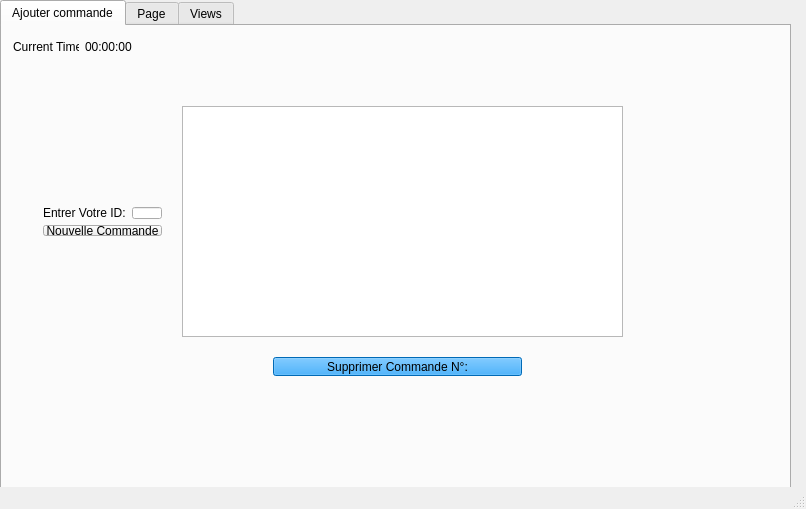
First picture: the form in Atelier_CRUD/mainwindow.ui, repository nefissaKhiari/Smart_Restaurant_2A19, before the edit.
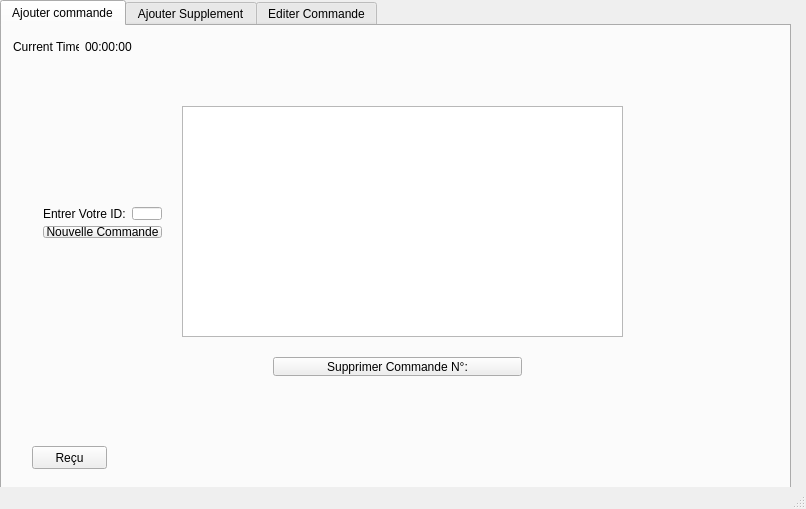
Second picture: the form after the edit. The open tabs and pages were chosen to show the change. Icons and pictures are not drawn.

Diff of the .ui file:
```diff
--- a/Atelier_CRUD/mainwindow.ui
+++ b/Atelier_CRUD/mainwindow.ui
@@ -64,17 +64,7 @@
           <string extracomment="Cliquez pour supprimer"/>
          </property>
          <property name="styleSheet">
-          <string notr="true">QPushButton {
-background-color:#0094ff;
-font: 8pt &quot;MS Shell Dlg 2&quot;;
-
-}
-QPushButton:hover
-{background-color: rgb(70, 144, 255);
-color :white;
-
-
-}</string>
+          <string notr="true"/>
          </property>
          <property name="text">
           <string>Supprimer Commande N°:</string>
@@ -174,13 +164,13 @@
        </item>
       </layout>
      </widget>
-     <widget class="QWidget" name="">
+     <widget class="QWidget" name="layoutWidget">
       <property name="geometry">
        <rect>
         <x>30</x>
         <y>170</y>
         <width>141</width>
-        <height>51</height>
+        <height>53</height>
        </rect>
       </property>
       <layout class="QVBoxLayout" name="verticalLayout_3">
@@ -207,10 +197,36 @@
        </item>
       </layout>
      </widget>
+     <widget class="QPushButton" name="RecuCommande">
+      <property name="geometry">
+       <rect>
+        <x>30</x>
+        <y>420</y>
+        <width>75</width>
+        <height>23</height>
+       </rect>
+      </property>
+      <property name="text">
+       <string>Reçu</string>
+      </property>
+     </widget>
+     <widget class="QLabel" name="barcode">
+      <property name="geometry">
+       <rect>
+        <x>600</x>
+        <y>343</y>
+        <width>161</width>
+        <height>31</height>
+       </rect>
+      </property>
+      <property name="text">
+       <string/>
+      </property>
+     </widget>
     </widget>
     <widget class="QWidget" name="tab">
      <attribute name="title">
-      <string>Page</string>
+      <string>Ajouter Supplement</string>
      </attribute>
      <widget class="QWidget" name="gridLayoutWidget_2">
       <property name="geometry">
@@ -518,7 +534,7 @@
        <normaloff>../../../../../Downloads/Final/E-Health_care_2A12-remote/folda/add.PNG</normaloff>../../../../../Downloads/Final/E-Health_care_2A12-remote/folda/add.PNG</iconset>
      </attribute>
      <attribute name="title">
-      <string>Views</string>
+      <string>Editer Commande</string>
      </attribute>
      <widget class="QLabel" name="label_7">
       <property name="geometry">
```
Left out of the diff: 102 changed lines with no effect on the pictures.
